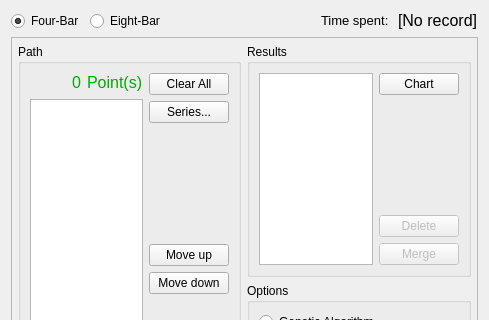
Above: core/panel/DimensionalSynthesis/Path_Solving.ui from KmolYuan/Pyslvs-UI before the change; both pictures show x 0 to 489 and y 0 to 320 of the 489 by 522 pixel window. Below: the same form after it.
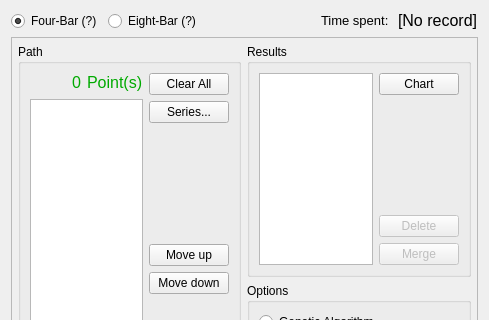
That is the form after the change. Icons and pictures are not drawn.

Diff of the .ui file:
```diff
--- a/core/panel/DimensionalSynthesis/Path_Solving.ui
+++ b/core/panel/DimensionalSynthesis/Path_Solving.ui
@@ -16,7 +16,7 @@
      <item>
       <widget class="QRadioButton" name="FourBar">
        <property name="text">
-        <string>Four-Bar</string>
+        <string>Four-Bar (?)</string>
        </property>
        <property name="checked">
         <bool>true</bool>
@@ -26,7 +26,7 @@
      <item>
       <widget class="QRadioButton" name="radioButton">
        <property name="text">
-        <string>Eight-Bar</string>
+        <string>Eight-Bar (?)</string>
        </property>
       </widget>
      </item>
```
Left out of the diff: 7 changed lines with no effect on the pictures.
